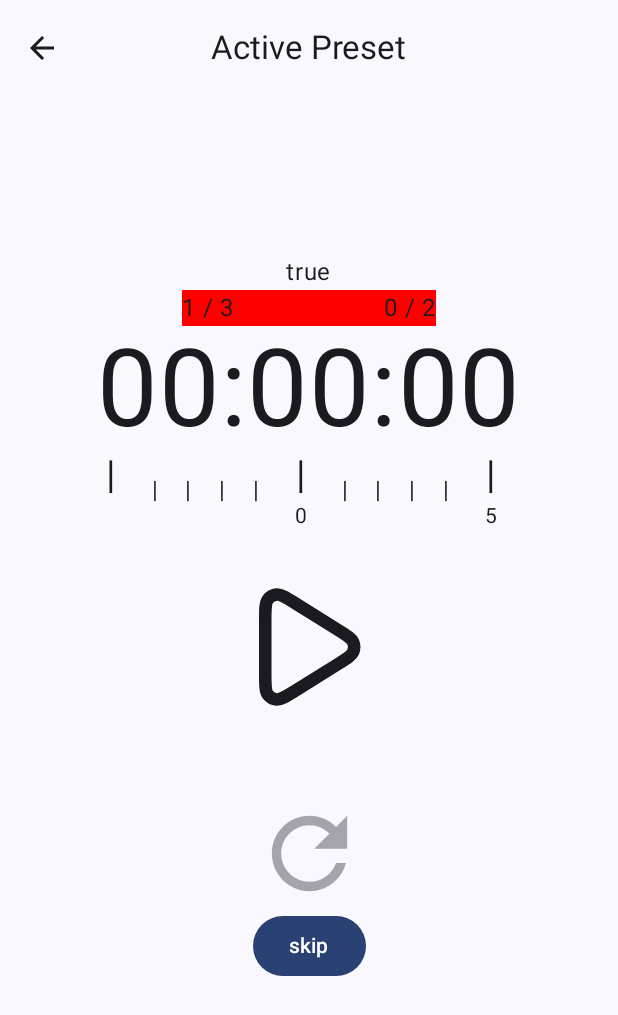
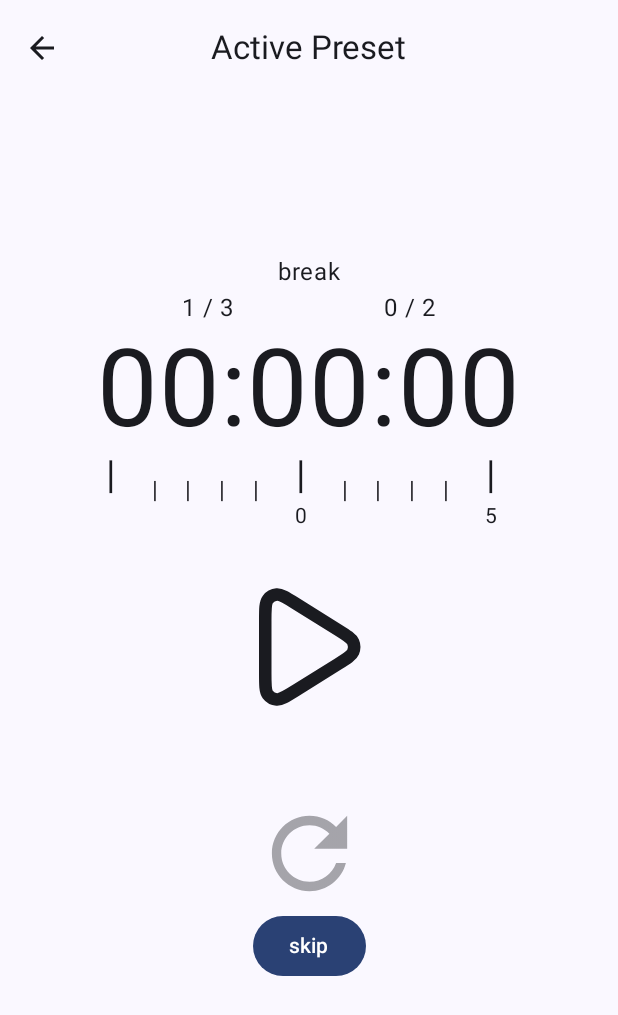
Before and after one commit to AndreMarthinsen/Hourglass-Pomodoro-app, an Android app built with Jetpack Compose: the composable ActiveTimerScreen shown on its own in the app's theme, after a tap on "skip", on a phone screen of 412 x 824 dp. Shown: the top 1015 px of the screen. Run offline under Robolectric (Android 15) with nearby library versions, the phone set to English and light mode, and no system bars; our stand-ins replace Room's generated code; 5 statements that could not run were skipped.

Commit message:
Updates ActiveTimerViewModel with proper handling of rounds and focus sessions

```diff
--- a/app/src/main/java/com/example/assignment1/ui/preset/ActivePresetScreen.kt
+++ b/app/src/main/java/com/example/assignment1/ui/preset/ActivePresetScreen.kt
@@ -135,10 +135,8 @@ fun ActiveTimerBody(
         verticalArrangement = Arrangement.Center,
         horizontalAlignment = Alignment.CenterHorizontally
     ) {
-        Text("$isBreak")
-        Row(
-            Modifier.background( if(isBreak) {Color.Red} else {Color.Red} )
-        ) {
+        Text(if(isBreak){"break"}else{"focus"})
+        Row() {
             Text("${viewModel.elapsedRounds.intValue} / ${viewModel.loadedPreset.roundsInSession}")
             Spacer(Modifier.width(100.dp))
             Text("${viewModel.elapsedSessions.intValue} / ${viewModel.loadedPreset.totalSessions}")
```
